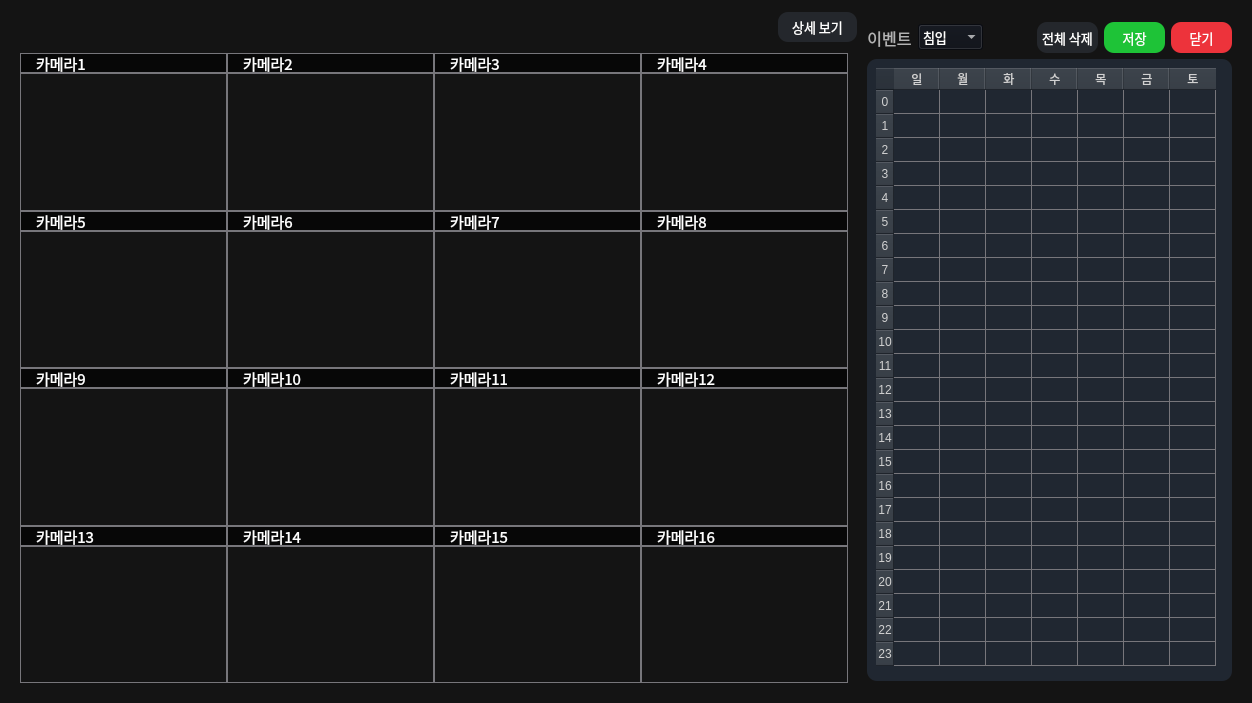
Old version of the form ui/schedule_test.ui in the repository diddytpq/MS-AI-Viewer.
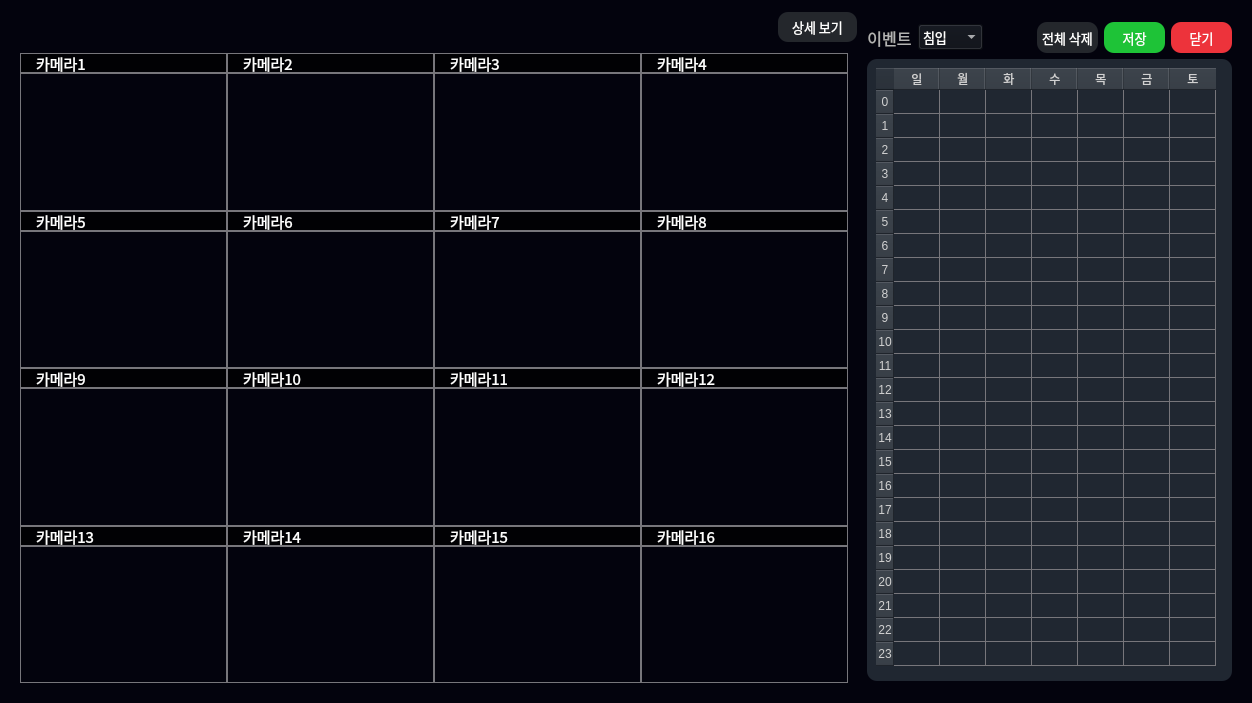
New version of the form. Icons and pictures are not drawn.

```diff
--- a/ui/schedule_test.ui
+++ b/ui/schedule_test.ui
@@ -35,9 +35,7 @@
    <string>camera schedule</string>
   </property>
   <property name="styleSheet">
-   <string notr="true">background-color: rgb(20, 20, 20);
-
-</string>
+   <string notr="true">background-color: rgb(3, 3, 13);</string>
   </property>
   <layout class="QVBoxLayout" name="verticalLayout_23">
    <item>
```
Left out of the diff: 2 changed lines with no effect on the pictures.
